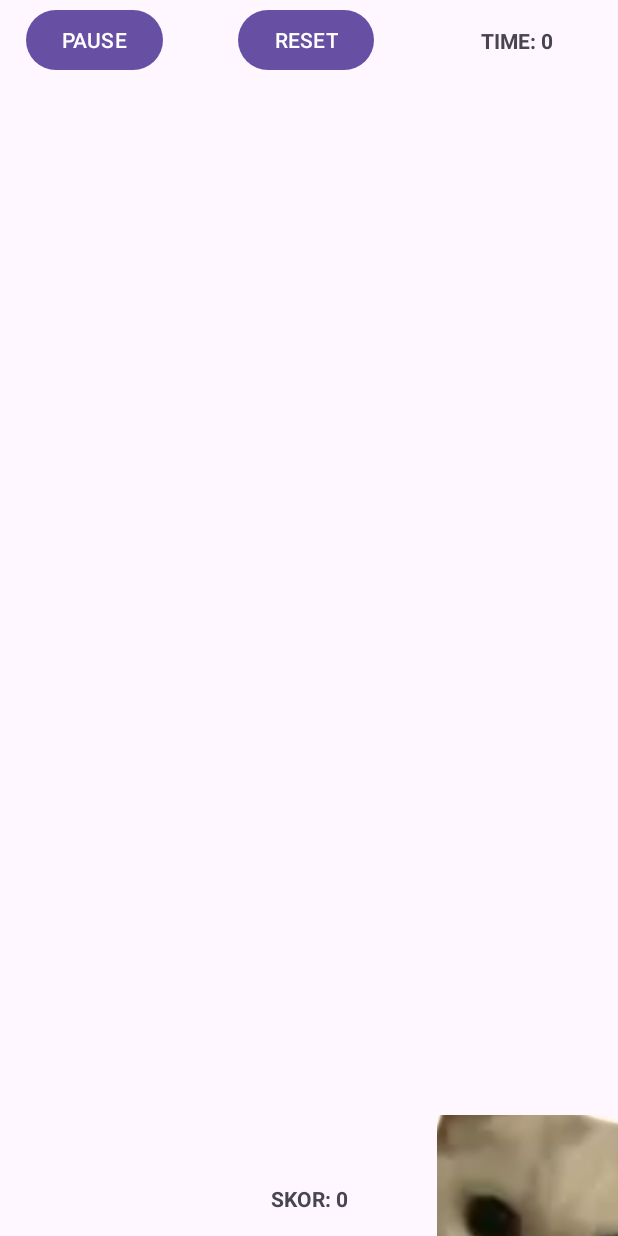
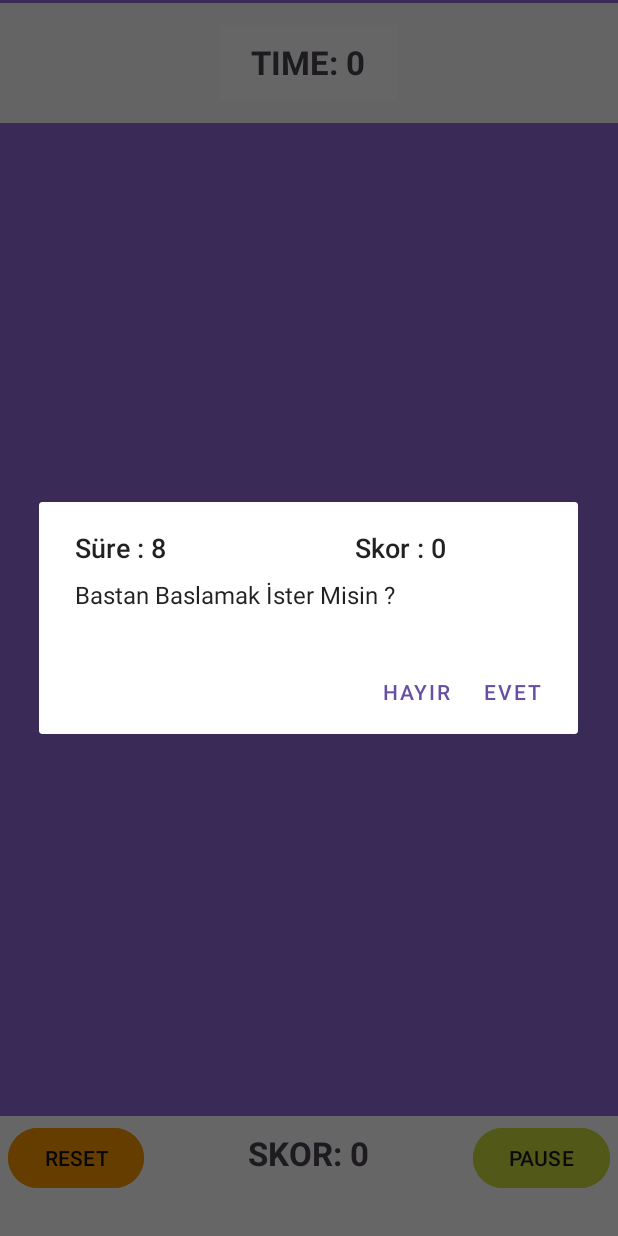
Before and after one commit to cEgemen/mobil_developmant_learn_project, an Android app: the MainActivity2 screen opened directly, with no data from a screen before it, after a tap on "RESET", on a phone screen of 412 x 824 dp. Run offline under Robolectric (Android 15) with nearby library versions, the phone set to English and light mode, and no system bars; 2 other taps on this screen came first.

Commit message:
end  catch cat game

```diff
--- a/catchCat/app/src/main/java/com/lq/catchcatbasicgame/MainActivity2.java
+++ b/catchCat/app/src/main/java/com/lq/catchcatbasicgame/MainActivity2.java
@@ -2,6 +2,9 @@ package com.lq.catchcatbasicgame;
 
 import androidx.appcompat.app.AppCompatActivity;
 
+import android.app.AlertDialog;
+import android.content.DialogInterface;
+import android.content.Intent;
 import android.os.Bundle;
 import android.os.CountDownTimer;
 import android.os.Handler;
@@ -15,6 +18,7 @@ public class MainActivity2 extends AppCompatActivity {
     Runnable runnnable;
    Handler handler;
     CountDownTimer sayac;
+    AlertDialog.Builder alert ;
    boolean isPause = false;
    boolean isReset = false;
     TextView timebord ;
@@ -29,6 +33,7 @@ public class MainActivity2 extends AppCompatActivity {
         super.onCreate(savedInstanceState);
         setContentView(R.layout.activity_main2);
         handler = new Handler();
+        alert =  new  AlertDialog.Builder(MainActivity2.this);
         timebord = findViewById(R.id.timeTextView);
         timebord.setText(timeboardText+time);
         skorboard = findViewById(R.id.skorTextView);
@@ -42,7 +47,25 @@ public class MainActivity2 extends AppCompatActivity {
             }
             @Override
             public void onFinish() {
+                handler.removeCallbacks(runnnable);
+                alert.setMessage("Bastan Baslamak İster Misin ? ");
+                alert.setTitle("Süre : "+time+ "                        Skor : "+skor);
+                alert.setPositiveButton("EVET",new DialogInterface.OnClickListener(){
 
+                    @Override
+                    public void onClick(DialogInterface dialogInterface, int i) {
+                        start();
+                    }
+                });
+                alert.setNegativeButton("HAYIR",new DialogInterface.OnClickListener(){
+
+                    @Override
+                    public void onClick(DialogInterface dialogInterface, int i) {
+                        Intent intent =new Intent(MainActivity2.this,MainActivity.class);
+                        startActivity(intent);
+                    }
+                });
+                alert.show();
             }
         }.start();
         generateKordinat();
@@ -59,6 +82,7 @@ public class MainActivity2 extends AppCompatActivity {
      if (!isPause) {
 
          isPause = !isPause;
+         sayac.cancel();
          handler.removeCallbacks(runnnable);
          return;
      }
@@ -75,6 +99,24 @@ public class MainActivity2 extends AppCompatActivity {
          sayac.cancel();
          skorboard.setText(skorboardText+0);
          timebord.setText(timeboardText+0);
+         alert.setMessage("Bastan Baslamak İster Misin ? ");
+         alert.setTitle("Süre : "+time+ "                           Skor : "+skor);
+         alert.setPositiveButton("EVET",new DialogInterface.OnClickListener(){
+
+             @Override
+             public void onClick(DialogInterface dialogInterface, int i) {
+                 start();
+             }
+         });
+         alert.setNegativeButton("HAYIR",new DialogInterface.OnClickListener(){
+
+             @Override
+             public void onClick(DialogInterface dialogInterface, int i) {
+                 Intent intent =new Intent(MainActivity2.this,MainActivity.class);
+                 startActivity(intent);
+             }
+         });
+         alert.show();
      }
 
    }
@@ -84,16 +126,26 @@ public class MainActivity2 extends AppCompatActivity {
         runnnable = new Runnable() {
             @Override
             public void run() {
-                float x = new Random().nextInt(600)+1;
-                float y = new Random().nextInt(1200)+1;
+                float x = new Random().nextInt(770);
+                float y = new Random().nextInt(1520)+120;
                 cat.setTranslationX(x);
                 cat.setTranslationY(y);
-             handler.postDelayed(runnnable,200);
+             handler.postDelayed(runnnable,500);
             }
         };
         handler.post(runnnable);
-
-
    }
 
+    public void start()
+    {
+         time = 10;
+         skor = 0;
+         isPause = false;
+         isReset = false;
+         skorboard.setText(skorboardText+skor);
+         timebord.setText(timeboardText+time);
+         sayac.start();
+         handler.post(runnnable);
+    }
+
 }
--- a/catchCat/app/src/main/res/layout/activity_main2.xml
+++ b/catchCat/app/src/main/res/layout/activity_main2.xml
@@ -6,75 +6,83 @@
     android:layout_height="match_parent"
     android:layout_x="200dp"
     android:layout_y="300dp"
+    android:background="#9269DA"
     tools:context=".MainActivity2">
-
-    <ImageButton
-        android:id="@+id/runCatImageView"
-        android:layout_width="152dp"
-        android:layout_height="128dp"
-        android:onClick="caught"
-
-        app:layout_column="1"
-        app:layout_constraintBottom_toTopOf="@+id/linearLayout2"
-        app:layout_constraintEnd_toEndOf="parent"
-        app:layout_constraintHorizontal_bias="0.0"
-        app:layout_constraintStart_toStartOf="parent"
-        app:layout_constraintTop_toBottomOf="@+id/linearLayout"
-        app:layout_constraintVertical_bias="0.0"
-        app:layout_row="2"
-        app:srcCompat="@drawable/cat" />
 
     <LinearLayout
         android:id="@+id/linearLayout"
         android:layout_width="match_parent"
-        android:layout_height="wrap_content"
+        android:layout_height="120px"
         android:layout_marginTop="2dp"
+        android:background="#FDFCFC"
         android:gravity="center"
         android:orientation="horizontal"
         app:layout_constraintStart_toStartOf="parent"
         app:layout_constraintTop_toTopOf="parent">
 
-        <Button
-            android:id="@+id/pauseButton"
-            android:layout_width="wrap_content"
-            android:layout_height="wrap_content"
-            android:layout_marginRight="50dp"
-            android:onClick="pause"
-            android:text="PAUSE" />
+        <TextView
+            android:id="@+id/timeTextView"
+            android:layout_width="118dp"
+            android:layout_height="50dp"
+            android:background="#FFFFFF"
+            android:gravity="center"
+            android:text="TIME : 10"
+            android:textSize="22sp"
+            android:textStyle="bold" />
+
+    </LinearLayout>
+
+    <LinearLayout
+        android:id="@+id/linearLayout2"
+        android:layout_width="match_parent"
+        android:layout_height="120px"
+        android:background="#FFFFFF"
+        android:orientation="horizontal"
+        app:layout_constraintBottom_toBottomOf="parent"
+        app:layout_constraintStart_toStartOf="parent">
 
         <Button
             android:id="@+id/resetButton"
             android:layout_width="wrap_content"
             android:layout_height="wrap_content"
+            android:layout_marginLeft="5dp"
             android:layout_marginRight="45dp"
+            android:backgroundTint="#FF9800"
             android:onClick="reset"
-            android:text="RESET" />
-
-        <TextView
-            android:id="@+id/timeTextView"
-            android:layout_width="100dp"
-            android:layout_height="50dp"
-            android:gravity="center"
-            android:textStyle="bold"
-            android:text="TIME : 10" />
-    </LinearLayout>
-
-    <LinearLayout
-        android:id="@+id/linearLayout2"
-        android:layout_width="match_parent"
-        android:layout_height="wrap_content"
-        android:orientation="horizontal"
-        app:layout_constraintBottom_toBottomOf="parent"
-        app:layout_constraintStart_toStartOf="parent">
+            android:text="RESET"
+            android:textColor="#131212" />
 
         <TextView
             android:id="@+id/skorTextView"
             android:layout_width="100dp"
             android:layout_height="50dp"
             android:layout_weight="1"
+            android:background="#FFFFFF"
             android:gravity="center"
             android:text="SKOR : 0"
+            android:textSize="22sp"
             android:textStyle="bold" />
+
+        <Button
+            android:id="@+id/pauseButton"
+            android:layout_width="wrap_content"
+            android:layout_height="wrap_content"
+            android:layout_marginLeft="45dp"
+            android:layout_marginRight="5dp"
+            android:backgroundTint="#CDDC39"
+            android:onClick="pause"
+            android:text="PAUSE"
+            android:textColor="#1B1A1A" />
+
     </LinearLayout>
 
+    <ImageView
+        android:id="@+id/runCatImageView"
+        android:layout_width="300px"
+        android:layout_height="300px"
+        android:onClick="caught"
+        app:layout_constraintStart_toStartOf="parent"
+        app:layout_constraintTop_toBottomOf="@+id/linearLayout"
+        app:srcCompat="@drawable/cat" />
+
 </androidx.constraintlayout.widget.ConstraintLayout>
```
Also changed, not shown: catchCat/app/src/main/res/layout/activity_main.xml (+14 -8 lines), catchCat/app/src/main/res/drawable/cat.png, catchCat/app/src/main/res/drawable/cats.png (added).
